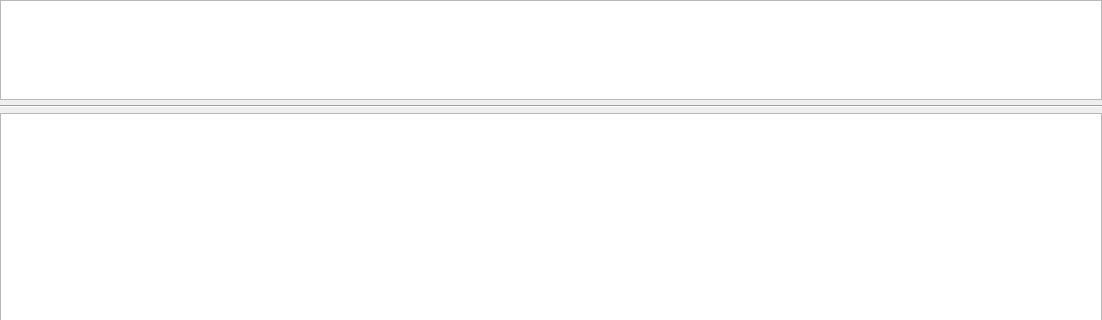
Old version of the form mva/Licenta/gui/forms/ata_widget.ui in the repository bogdan-constandache/SystemToolKit; both pictures show x 0 to 1102 and y 0 to 320 of the 1102 by 608 pixel window.
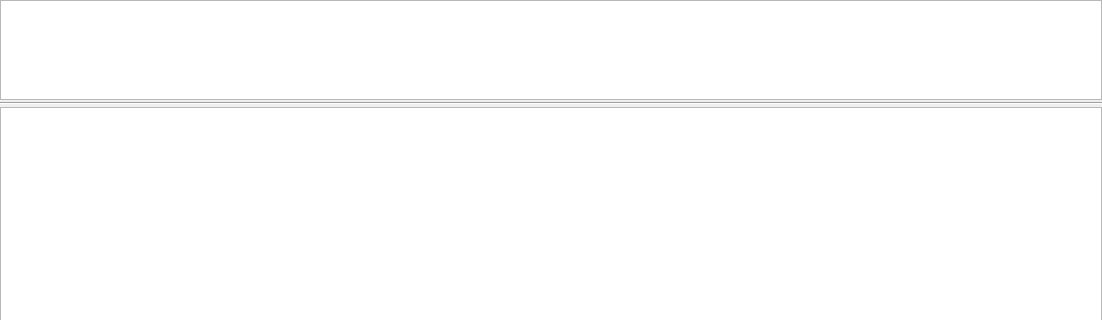
New version of the form.

```diff
--- a/mva/Licenta/gui/forms/ata_widget.ui
+++ b/mva/Licenta/gui/forms/ata_widget.ui
@@ -15,7 +15,7 @@
   </property>
   <layout class="QVBoxLayout" name="verticalLayout">
    <property name="spacing">
-    <number>5</number>
+    <number>2</number>
    </property>
    <property name="leftMargin">
     <number>0</number>
```
